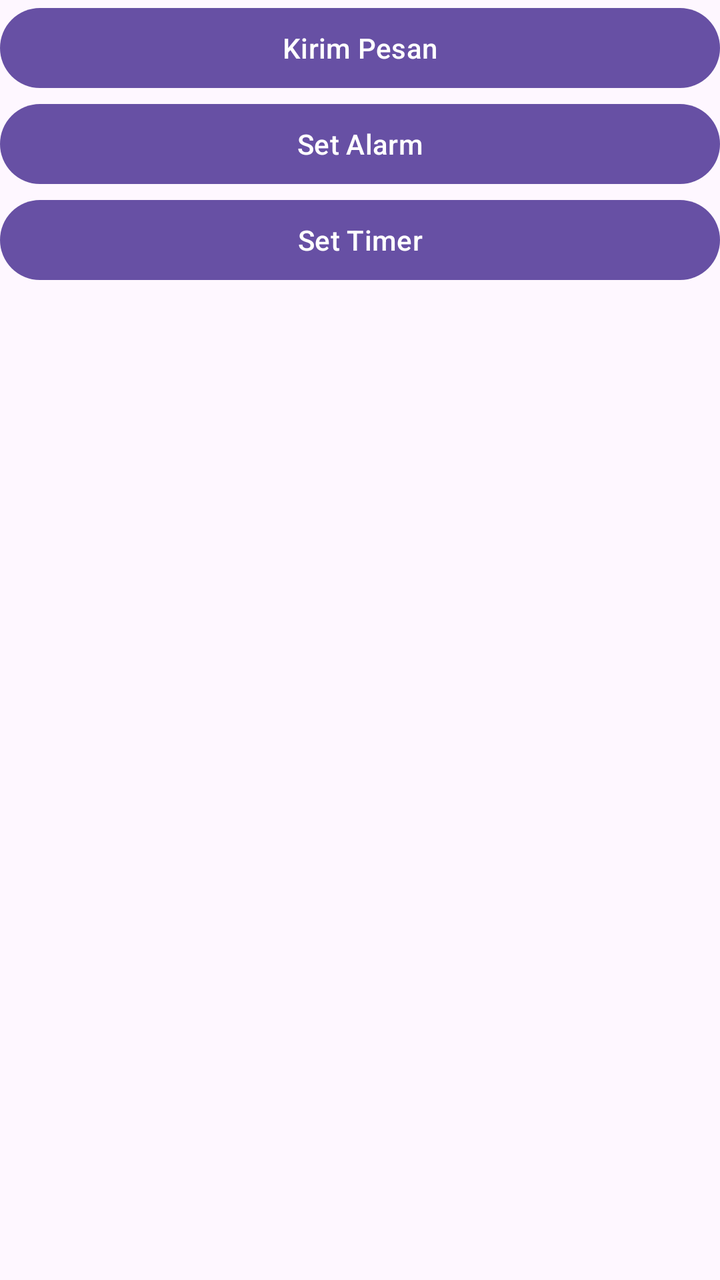
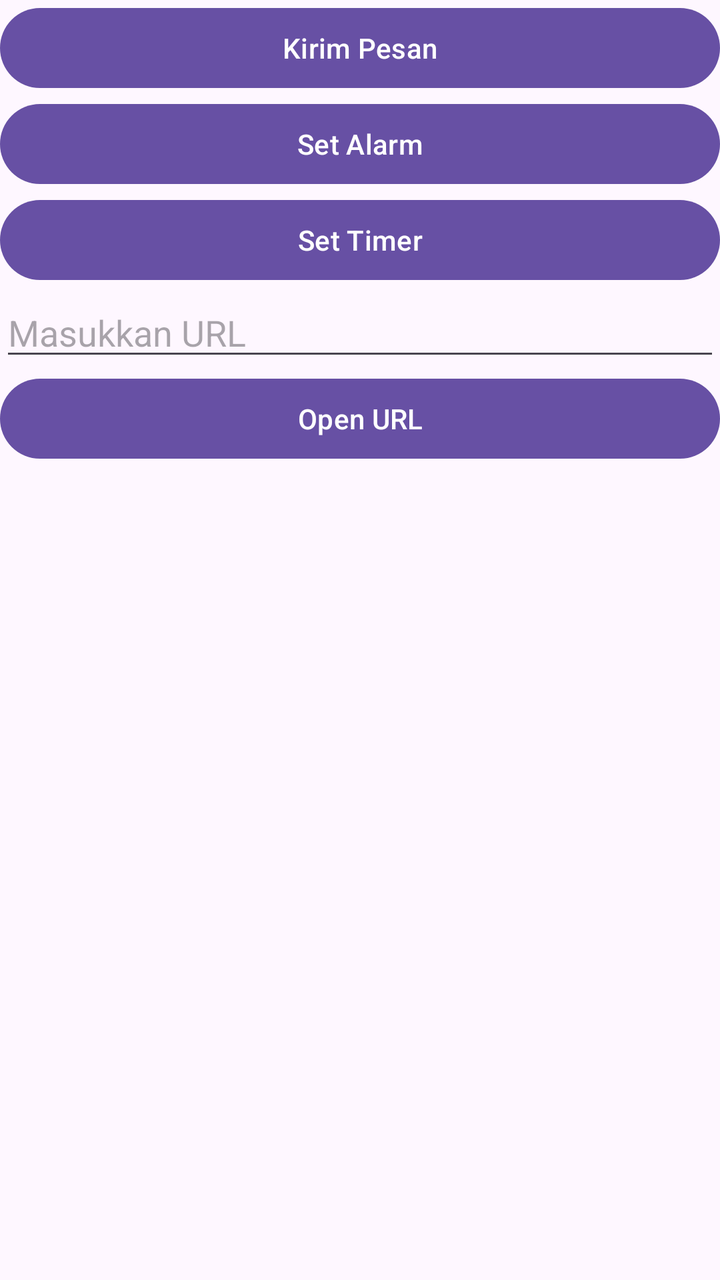

Compare the two renders of this Android layout. The source of the first and the diff that turns it into the second are given below.
<!-- AndroidManifest.xml: application theme Theme.ImplisitIntent -->
<!-- res/layout/activity_main.xml -->
<?xml version="1.0" encoding="utf-8"?>
<LinearLayout xmlns:android="http://schemas.android.com/apk/res/android"
    xmlns:app="http://schemas.android.com/apk/res-auto"
    xmlns:tools="http://schemas.android.com/tools"
    android:id="@+id/main"
    android:layout_width="match_parent"
    android:layout_height="match_parent"
    tools:context=".MainActivity"
    android:orientation="vertical"
    android:layout_margin="16dp">

    <Button
        android:layout_width="match_parent"
        android:layout_height="wrap_content"
        android:id="@+id/btnKirimPesan"
        android:text="Kirim Pesan" />

    <Button
        android:layout_width="match_parent"
        android:layout_height="wrap_content"
        android:id="@+id/btnSetAlarm"
        android:text="Set Alarm" />

    <Button
        android:layout_width="match_parent"
        android:layout_height="wrap_content"
        android:id="@+id/btnSetTimer"
        android:text="Set Timer" />


</LinearLayout>
<!-- resources referenced by this layout -->
<resources>
  <style name="Theme.ImplisitIntent" parent="Base.Theme.ImplisitIntent" />
  <style name="Base.Theme.ImplisitIntent" parent="Theme.Material3.DayNight.NoActionBar">
          
          
      </style>
</resources>

<!-- the commit's change to res/layout/activity_main.xml (unified diff, before → after) -->
@@ -27,5 +27,16 @@
         android:id="@+id/btnSetTimer"
         android:text="Set Timer" />
 
+    <EditText
+        android:layout_width="match_parent"
+        android:layout_height="wrap_content"
+        android:id="@+id/etURL"
+        android:hint="Masukkan URL" />
+
+    <Button
+        android:layout_width="match_parent"
+        android:layout_height="wrap_content"
+        android:id="@+id/btnOpenURL"
+        android:text="Open URL" />
 
 </LinearLayout>
